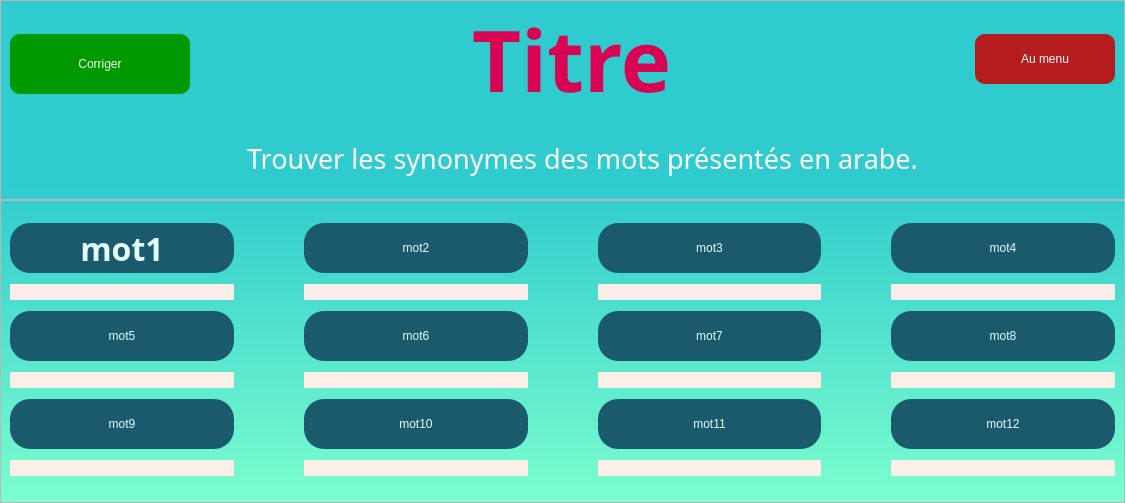
Before: the Qt Designer form Screens/Evaluation/evaluation_levelPage.ui in naderite/french-learn-app, drawn with Qt 5.
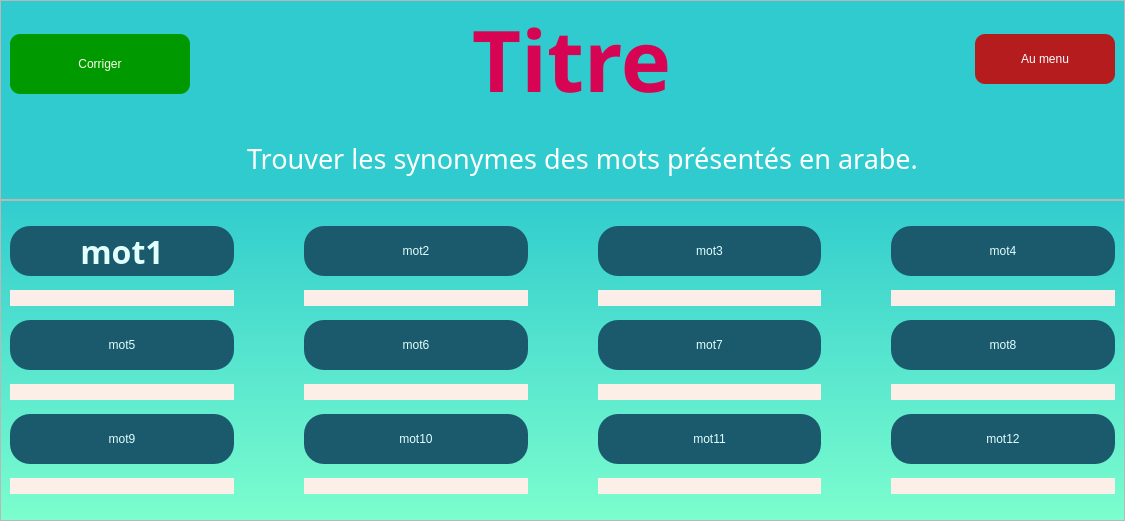
After: the same form once the commit is applied.

```diff
--- a/Screens/Evaluation/evaluation_levelPage.ui
+++ b/Screens/Evaluation/evaluation_levelPage.ui
@@ -7,7 +7,7 @@
     <x>0</x>
     <y>0</y>
     <width>1125</width>
-    <height>503</height>
+    <height>521</height>
    </rect>
   </property>
   <property name="windowTitle">
```
Left out of the diff: 6 changed lines with no effect on the pictures.
